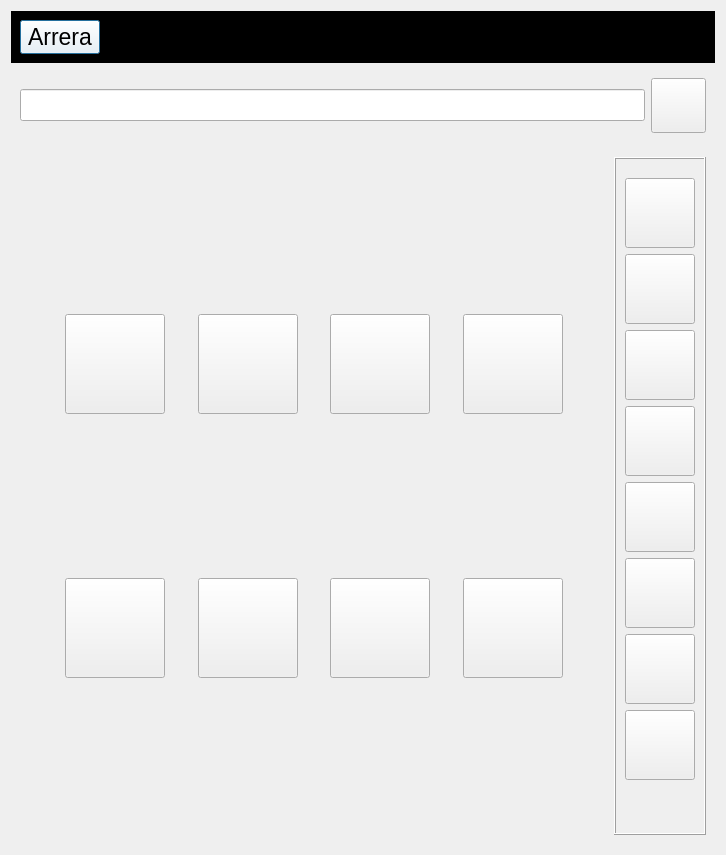
This is arreraui.ui in Arrera-Software/Arrera-Interface as Qt 5 draws it before an edit. The edited form follows.
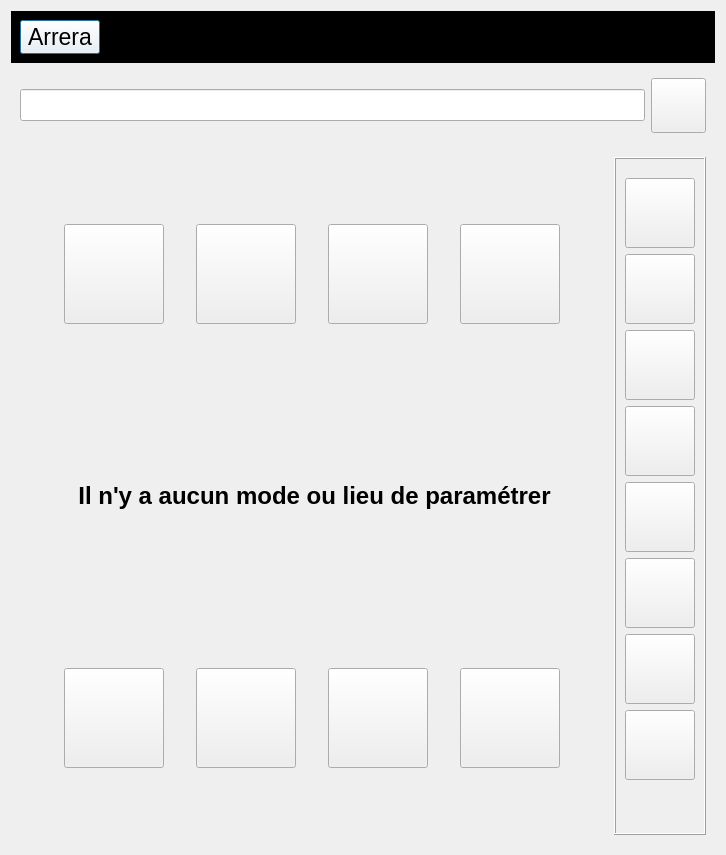
This is the edited form. Icons and pictures are not drawn.

Commit message: Ajout que le de l'affichage ou non de bouton de mode et lieu

Patch:
```diff
--- a/arreraui.ui
+++ b/arreraui.ui
@@ -387,19 +387,6 @@
             <enum>QFrame::Shadow::Raised</enum>
            </property>
            <layout class="QVBoxLayout" name="verticalLayout_5">
-            <item>
-             <spacer name="verticalSpacer_2">
-              <property name="orientation">
-               <enum>Qt::Orientation::Vertical</enum>
-              </property>
-              <property name="sizeHint" stdset="0">
-               <size>
-                <width>20</width>
-                <height>40</height>
-               </size>
-              </property>
-             </spacer>
-            </item>
             <item>
              <widget class="QFrame" name="frame">
               <property name="frameShape">
@@ -409,19 +396,6 @@
                <enum>QFrame::Shadow::Raised</enum>
               </property>
               <layout class="QHBoxLayout" name="horizontalLayout_8">
-               <item>
-                <spacer name="horizontalSpacer">
-                 <property name="orientation">
-                  <enum>Qt::Orientation::Horizontal</enum>
-                 </property>
-                 <property name="sizeHint" stdset="0">
-                  <size>
-                   <width>40</width>
-                   <height>20</height>
-                  </size>
-                 </property>
-                </spacer>
-               </item>
                <item>
                 <widget class="QPushButton" name="IDC_LIEU1">
                  <property name="minimumSize">
@@ -456,19 +430,6 @@
                  </property>
                 </widget>
                </item>
-               <item>
-                <spacer name="horizontalSpacer_4">
-                 <property name="orientation">
-                  <enum>Qt::Orientation::Horizontal</enum>
-                 </property>
-                 <property name="sizeHint" stdset="0">
-                  <size>
-                   <width>40</width>
-                   <height>20</height>
-                  </size>
-                 </property>
-                </spacer>
-               </item>
                <item>
                 <widget class="QPushButton" name="IDC_MODE1">
                  <property name="minimumSize">
@@ -503,19 +464,6 @@
                  </property>
                 </widget>
                </item>
-               <item>
-                <spacer name="horizontalSpacer_3">
-                 <property name="orientation">
-                  <enum>Qt::Orientation::Horizontal</enum>
-                 </property>
-                 <property name="sizeHint" stdset="0">
-                  <size>
-                   <width>40</width>
-                   <height>20</height>
-                  </size>
-                 </property>
-                </spacer>
-               </item>
                <item>
                 <widget class="QPushButton" name="IDC_MODE2">
                  <property name="minimumSize">
@@ -550,19 +498,6 @@
                  </property>
                 </widget>
                </item>
-               <item>
-                <spacer name="horizontalSpacer_5">
-                 <property name="orientation">
-                  <enum>Qt::Orientation::Horizontal</enum>
-                 </property>
-                 <property name="sizeHint" stdset="0">
-                  <size>
-                   <width>40</width>
-                   <height>20</height>
-                  </size>
-                 </property>
-                </spacer>
-               </item>
                <item>
                 <widget class="QPushButton" name="IDC_MODE3">
                  <property name="minimumSize">
@@ -597,34 +532,54 @@
                  </property>
                 </widget>
                </item>
-               <item>
-                <spacer name="horizontalSpacer_2">
-                 <property name="orientation">
-                  <enum>Qt::Orientation::Horizontal</enum>
-                 </property>
-                 <property name="sizeHint" stdset="0">
-                  <size>
-                   <width>40</width>
-                   <height>20</height>
-                  </size>
-                 </property>
-                </spacer>
-               </item>
               </layout>
              </widget>
             </item>
             <item>
-             <spacer name="verticalSpacer_3">
-              <property name="orientation">
-               <enum>Qt::Orientation::Vertical</enum>
-              </property>
-              <property name="sizeHint" stdset="0">
-               <size>
-                <width>20</width>
-                <height>40</height>
-               </size>
-              </property>
-             </spacer>
+             <layout class="QGridLayout" name="gridLayout_3">
+              <item row="0" column="1">
+               <widget class="QLabel" name="IDC_INDCNOLIEUMODE">
+                <property name="font">
+                 <font>
+                  <pointsize>18</pointsize>
+                  <bold>true</bold>
+                 </font>
+                </property>
+                <property name="text">
+                 <string>Il n'y a aucun mode ou lieu de paramétrer</string>
+                </property>
+                <property name="alignment">
+                 <set>Qt::AlignmentFlag::AlignCenter</set>
+                </property>
+               </widget>
+              </item>
+              <item row="0" column="0">
+               <spacer name="horizontalSpacer">
+                <property name="orientation">
+                 <enum>Qt::Orientation::Horizontal</enum>
+                </property>
+                <property name="sizeHint" stdset="0">
+                 <size>
+                  <width>40</width>
+                  <height>20</height>
+                 </size>
+                </property>
+               </spacer>
+              </item>
+              <item row="0" column="2">
+               <spacer name="horizontalSpacer_2">
+                <property name="orientation">
+                 <enum>Qt::Orientation::Horizontal</enum>
+                </property>
+                <property name="sizeHint" stdset="0">
+                 <size>
+                  <width>40</width>
+                  <height>20</height>
+                 </size>
+                </property>
+               </spacer>
+              </item>
+             </layout>
             </item>
             <item>
              <widget class="QFrame" name="frame_2">
@@ -635,19 +590,6 @@
                <enum>QFrame::Shadow::Raised</enum>
               </property>
               <layout class="QHBoxLayout" name="horizontalLayout_5">
-               <item>
-                <spacer name="horizontalSpacer_7">
-                 <property name="orientation">
-                  <enum>Qt::Orientation::Horizontal</enum>
-                 </property>
-                 <property name="sizeHint" stdset="0">
-                  <size>
-                   <width>40</width>
-                   <height>20</height>
-                  </size>
-                 </property>
-                </spacer>
-               </item>
                <item>
                 <widget class="QPushButton" name="IDC_LIEU2">
                  <property name="minimumSize">
@@ -682,19 +624,6 @@
                  </property>
                 </widget>
                </item>
-               <item>
-                <spacer name="horizontalSpacer_6">
-                 <property name="orientation">
-                  <enum>Qt::Orientation::Horizontal</enum>
-                 </property>
-                 <property name="sizeHint" stdset="0">
-                  <size>
-                   <width>40</width>
-                   <height>20</height>
-                  </size>
-                 </property>
-                </spacer>
-               </item>
                <item>
                 <widget class="QPushButton" name="IDC_MODE4">
                  <property name="minimumSize">
@@ -729,19 +658,6 @@
                  </property>
                 </widget>
                </item>
-               <item>
-                <spacer name="horizontalSpacer_8">
-                 <property name="orientation">
-                  <enum>Qt::Orientation::Horizontal</enum>
-                 </property>
-                 <property name="sizeHint" stdset="0">
-                  <size>
-                   <width>40</width>
-                   <height>20</height>
-                  </size>
-                 </property>
-                </spacer>
-               </item>
                <item>
                 <widget class="QPushButton" name="IDC_MODE5">
                  <property name="minimumSize">
@@ -776,19 +692,6 @@
                  </property>
                 </widget>
                </item>
-               <item>
-                <spacer name="horizontalSpacer_12">
-                 <property name="orientation">
-                  <enum>Qt::Orientation::Horizontal</enum>
-                 </property>
-                 <property name="sizeHint" stdset="0">
-                  <size>
-                   <width>40</width>
-                   <height>20</height>
-                  </size>
-                 </property>
-                </spacer>
-               </item>
                <item>
                 <widget class="QPushButton" name="IDC_MODE6">
                  <property name="minimumSize">
@@ -823,35 +726,9 @@
                  </property>
                 </widget>
                </item>
-               <item>
-                <spacer name="horizontalSpacer_9">
-                 <property name="orientation">
-                  <enum>Qt::Orientation::Horizontal</enum>
-                 </property>
-                 <property name="sizeHint" stdset="0">
-                  <size>
-                   <width>40</width>
-                   <height>20</height>
-                  </size>
-                 </property>
-                </spacer>
-               </item>
               </layout>
              </widget>
             </item>
-            <item>
-             <spacer name="verticalSpacer">
-              <property name="orientation">
-               <enum>Qt::Orientation::Vertical</enum>
-              </property>
-              <property name="sizeHint" stdset="0">
-               <size>
-                <width>20</width>
-                <height>40</height>
-               </size>
-              </property>
-             </spacer>
-            </item>
            </layout>
           </widget>
          </item>
```
The commit also changes 1 other file.
